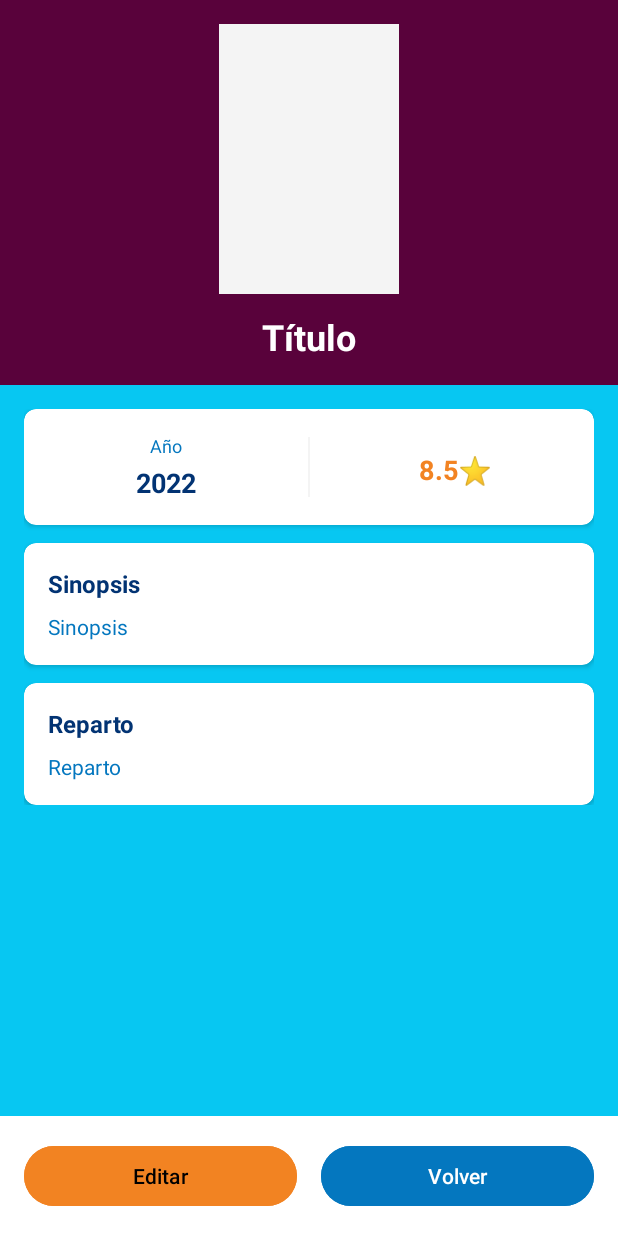
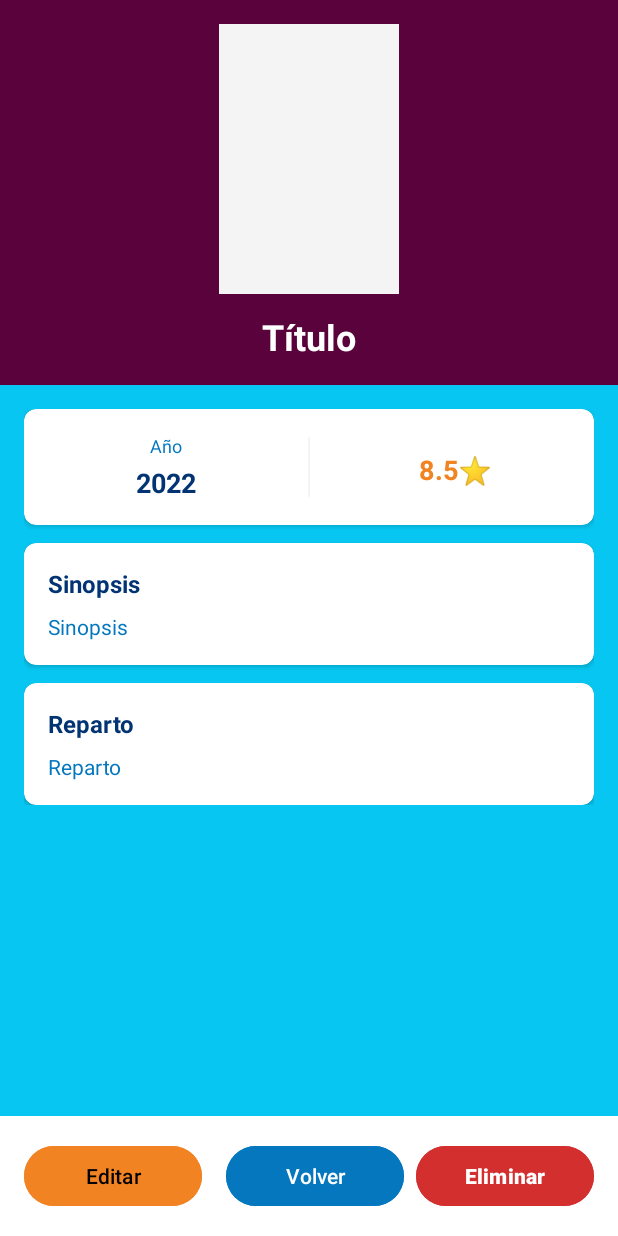
Before and after one commit to MrMoebius/PeliculasApp, an Android app: the MovieDetailActivity screen opened directly, with no data from a screen before it, on a phone screen of 412 x 824 dp. Run offline under Robolectric (Android 15) with nearby library versions, the phone set to English and light mode, and no system bars.

Commit message:
Feat: Agregar funcionalidad eliminar película y ajustar padding
- Implementar método deleteMovie() en MovieManager
- Agregar botón 'Eliminar' en MovieDetailActivity con diálogo de confirmación
- Ajustar padding bottom del RecyclerView para evitar overlap con botón
- Cambiar constraint del RecyclerView a toTopOf buttonAddMovie

```diff
--- a/app/src/main/java/com/example/peliculasapp/MovieManager.kt
+++ b/app/src/main/java/com/example/peliculasapp/MovieManager.kt
@@ -85,5 +85,9 @@ object MovieManager {
         val file = File(context.filesDir, fileName)
         return if (file.exists()) Uri.fromFile(file) else null
     }
+    fun deleteMovie(movieId: Int) {
+        movies.removeAll { it.id == movieId }
+        saveMoviesToFile()
+    }
 
 }
--- a/app/src/main/res/layout/activity_movie_detail.xml
+++ b/app/src/main/res/layout/activity_movie_detail.xml
@@ -250,6 +250,18 @@
             android:textColor="@android:color/white"
             android:backgroundTint="@color/text_secondary"
             />
+        <!-- Botón Eliminar (color rojo) -->
+        <Button
+            android:id="@+id/btnDelete"
+            android:layout_width="0dp"
+            android:layout_height="wrap_content"
+            android:layout_weight="1"
+            android:layout_marginStart="8dp"
+            android:text="Eliminar"
+            android:textColor="@android:color/white"
+            android:textStyle="bold"
+            android:backgroundTint="#D32F2F" />
+
 
     </LinearLayout>
 
```
Also changed, not shown: app/src/main/java/com/example/peliculasapp/MovieDetailActivity.kt (+14 -0 lines), app/src/main/res/layout/activity_movie_list.xml (+5 -4 lines).
